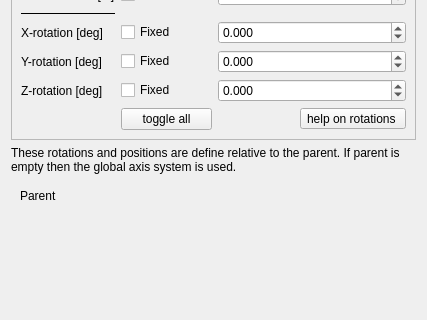
Above: guis/widget_axis.ui from RubendeBruin/DAVE before the change; both pictures show x 0 to 427 and y 142 to 462 of the 427 by 637 pixel window. Below: the same form after it.
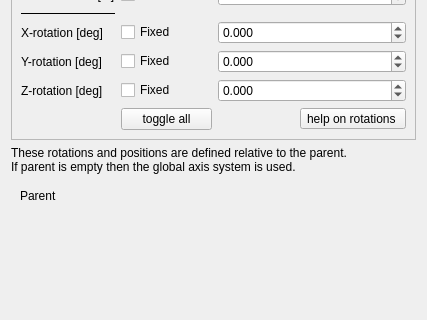
That is the form after the change. Custom widgets are drawn as their Qt base class.

```diff
--- a/guis/widget_axis.ui
+++ b/guis/widget_axis.ui
@@ -288,7 +288,8 @@
    <item>
     <widget class="QLabel" name="label_9">
      <property name="text">
-      <string>These rotations and positions are define relative to the parent. If parent is empty then the global axis system is used.</string>
+      <string>These rotations and positions are defined relative to the parent.
+If parent is empty then the global axis system is used.</string>
      </property>
      <property name="wordWrap">
       <bool>true</bool>
```
